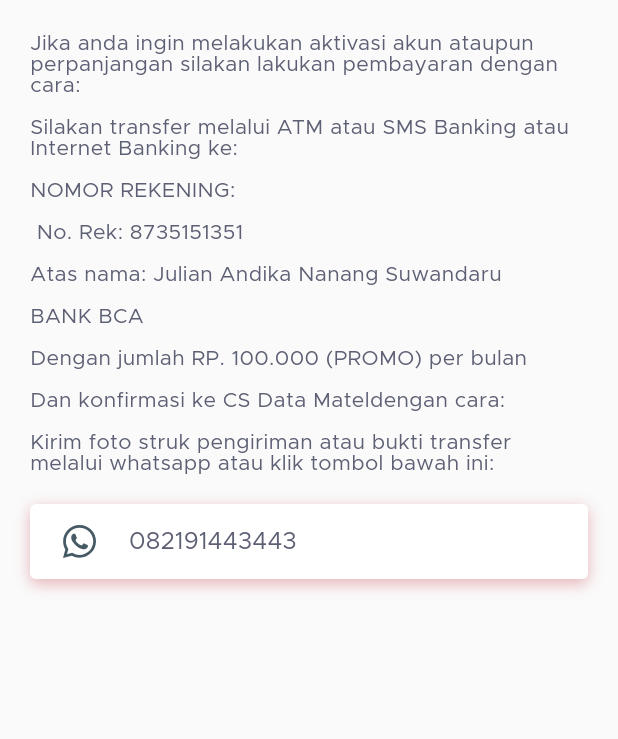
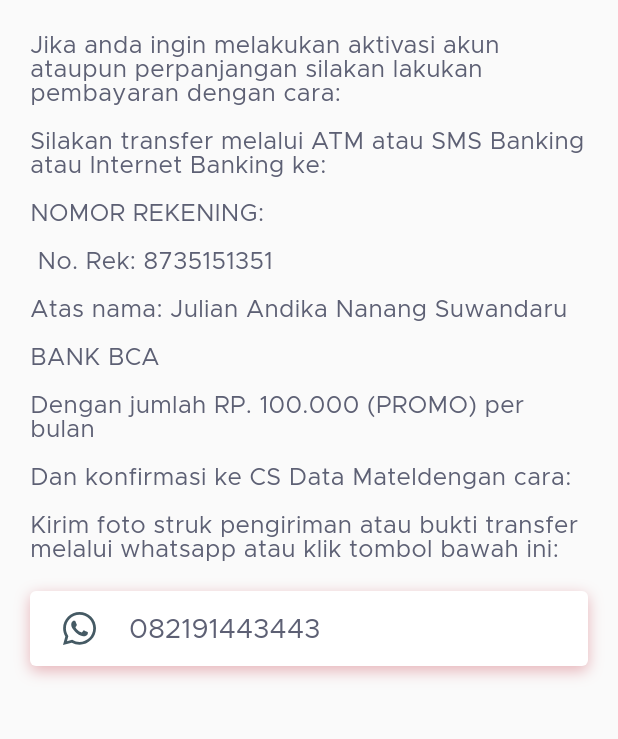
Before and after one commit to dhemitus/matel, a Flutter app: the BillingPage screen opened directly, on a phone screen of 412 x 824 dp, the part 84-823 px from its top. Run offline on Flutter 3.47's test engine with Material 2 defaults, Android fonts, the phone set to English and light mode, and no system bars; our stand-ins replace csv, dio, flutter_screenutil, flutter_svg, get_it, sqflite; missing offline and left inert: rx_command, virtual_keyboard; accounts and stored records are empty; statements that could not run were skipped.

Commit message:
fixing some queries

```diff
--- a/lib/style/style.dart
+++ b/lib/style/style.dart
@@ -1,4 +1,5 @@
 import 'package:flutter/material.dart';
+import 'package:flutter_screenutil/flutter_screenutil.dart';
 
 class Style {
 
@@ -46,67 +47,67 @@ class Style {
   );
 
   static final h1 = lightTextStyle.copyWith(
-    fontSize: 96,
+    fontSize: ScreenUtil.getInstance().setSp(96),
     letterSpacing: -1.5
   );
 
   static final h2 = lightTextStyle.copyWith(
-    fontSize: 60,
+    fontSize: ScreenUtil.getInstance().setSp(60),
     letterSpacing: -0.5
   );
 
   static final h3 = regularTextStyle.copyWith(
-    fontSize: 48,
+    fontSize: ScreenUtil.getInstance().setSp(48),
     letterSpacing: 0.0
   );
 
   static final h4 = regularTextStyle.copyWith(
-    fontSize: 34,
+    fontSize: ScreenUtil.getInstance().setSp(34),
     letterSpacing: 0.25
   );
 
   static final h5 = regularTextStyle.copyWith(
-    fontSize: 24,
+    fontSize: ScreenUtil.getInstance().setSp(24),
     letterSpacing: 0.0
   );
 
   static final h6 = semiboldTextStyle.copyWith(
-    fontSize: 20,
+    fontSize: ScreenUtil.getInstance().setSp(20),
     letterSpacing: 0.15
   );
 
   static final subTitle1 = regularTextStyle.copyWith(
-    fontSize: 16,
+    fontSize: ScreenUtil.getInstance().setSp(16),
     letterSpacing: 0.15
   );
 
   static final subTitle2 = semiboldTextStyle.copyWith(
-    fontSize: 14,
+    fontSize: ScreenUtil.getInstance().setSp(14),
     letterSpacing: 0.1
   );
 
   static final body1 = regularTextStyle.copyWith(
-      fontSize: 16,
+      fontSize: ScreenUtil.getInstance().setSp(16),
       letterSpacing: 0.5
   );
 
   static final body2 = regularTextStyle.copyWith(
-    fontSize: 14,
+    fontSize: ScreenUtil.getInstance().setSp(14),
     letterSpacing: 0.25
   );
 
   static final button = semiboldTextStyle.copyWith(
-    fontSize: 14,
+    fontSize: ScreenUtil.getInstance().setSp(14),
     letterSpacing: 1.25
   );
 
   static final caption = regularTextStyle.copyWith(
-      fontSize: 12,
+      fontSize: ScreenUtil.getInstance().setSp(12),
       letterSpacing: 0.4
   );
 
   static final overline = regularTextStyle.copyWith(
-      fontSize: 10,
+      fontSize: ScreenUtil.getInstance().setSp(10),
       letterSpacing: 0.5
   );
 
--- a/pubspec.yaml
+++ b/pubspec.yaml
@@ -11,7 +11,7 @@ dependencies:
     sdk: flutter
 
   cupertino_icons: ^0.1.2
-  flutter_svg: ^0.12.4
+  flutter_svg: ^0.13.0+2
   flutter_statusbarcolor: ^0.2.0
   virtual_keyboard: ^0.1.4
   share: any
```
Also changed, not shown: lib/managers/sql_manager.dart (+14 -2 lines), lib/model/profile.dart (+5 -5 lines), lib/pages/addnote_page.dart (added, +96 -0 lines), lib/pages/detail_page.dart (+81 -51 lines), lib/pages/note_page.dart (+19 -7 lines), lib/services/data_sql.dart (+8 -0 lines), pubspec.lock.
